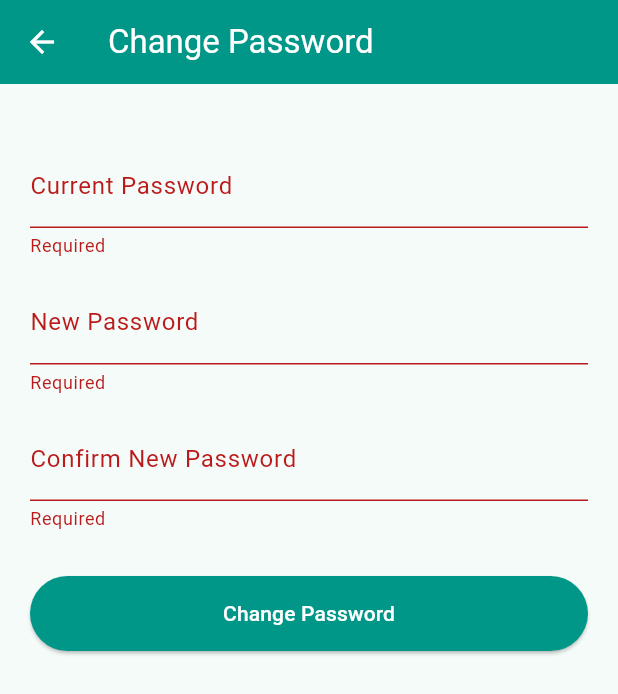
After one commit to Zyp655/FoodSales_FE, a Flutter app: the SellerChangePasswordScreen screen opened by its route, after a tap on "Change Password", on a phone screen of 412 x 824 dp. The commit adds this screen. Shown: the top 694 px of the screen. Run offline on Flutter 3.47's test engine with Material 3 defaults, Android fonts, the phone set to English and light mode, and no system bars; our stand-ins replace flutter_riverpod, google_fonts, image_picker.

Commit message:
feat: Implement delivery and enhance admin/seller functionality
Refactor repository response handling for better error reporting and to support paginated data structures.

- Add `adminGetAllOrders` to fetch all system orders for administrators.
- Implement `getAvailableOrders` and `acceptOrder` for delivery personnel.
- Introduce a new screen for sellers to change their password.
- Update order status constants and seller order detail logic.
- Enhance admin and delivery providers with new state management for orders and drivers.

```diff
--- a/lib/app_router.dart
+++ b/lib/app_router.dart
@@ -4,6 +4,7 @@ import 'package:flutter/material.dart';
 import 'features/auth/screens/splash_screen.dart'; // <<< Import SplashScreen
 import 'features/auth/screens/login_screen.dart';
 import 'features/auth/screens/signup_screen.dart';
+import 'features/delivery/screens/available_orders_screen.dart';
 import 'features/seller/screens/seller_analytics_screen.dart';
 import 'features/seller/screens/seller_change_password_screen.dart';
 import 'features/seller/screens/seller_profile_screen.dart';
@@ -112,7 +113,8 @@ class AppRouter {
           return MaterialPageRoute(builder: (_) => DeliveryOrderDetailScreen(order: order));
         }
         return _errorRoute('Missing order argument for DeliveryOrderDetailScreen');
-
+      case AvailableOrdersScreen.routeName:
+        return MaterialPageRoute(builder: (_) => const AvailableOrdersScreen());
       default:
         return _errorRoute('Route not found: ${settings.name}');
     }
--- /dev/null
+++ b/lib/features/seller/screens/seller_change_password_screen.dart
@@ -0,0 +1,111 @@
+import 'package:flutter/material.dart';
+import 'package:flutter_riverpod/flutter_riverpod.dart';
+import 'package:cnpm_ptpm/providers/auth_provider.dart';
+
+class SellerChangePasswordScreen extends ConsumerStatefulWidget {
+  static const routeName = '/seller-change-password';
+  const SellerChangePasswordScreen({super.key});
+
+  @override
+  ConsumerState<SellerChangePasswordScreen> createState() =>
+      _SellerChangePasswordScreenState();
+}
+
+class _SellerChangePasswordScreenState extends ConsumerState<SellerChangePasswordScreen> {
+  final _currentPasswordController = TextEditingController();
+  final _newPasswordController = TextEditingController();
+  final _confirmPasswordController = TextEditingController();
+  final _passwordFormKey = GlobalKey<FormState>();
+  bool _isSavingPassword = false;
+
+  @override
+  void dispose() {
+    _currentPasswordController.dispose();
+    _newPasswordController.dispose();
+    _confirmPasswordController.dispose();
+    super.dispose();
+  }
+
+  Future<void> _changePassword() async {
+    if (!_passwordFormKey.currentState!.validate()) return;
+    setState(() => _isSavingPassword = true);
+
+    final currentPassword = _currentPasswordController.text;
+    final newPassword = _newPasswordController.text;
+    final confirmPassword = _confirmPasswordController.text;
+
+    final bool success = await ref
+        .read(authProvider.notifier)
+        .changePassword(currentPassword, newPassword, confirmPassword);
+
+    if (mounted) {
+      ScaffoldMessenger.of(context).showSnackBar(SnackBar(
+        content: Text(success ? 'Password changed successfully!' : ref.read(authProvider).error ?? 'Failed to change password.'),
+        backgroundColor: success ? Colors.green : Colors.red,
+      ));
+      if (success) {
+        _currentPasswordController.clear();
+        _newPasswordController.clear();
+        _confirmPasswordController.clear();
+        FocusScope.of(context).unfocus();
+      }
+      setState(() => _isSavingPassword = false);
+    }
+  }
+
+  @override
+  Widget build(BuildContext context) {
+    return Scaffold(
+      appBar: AppBar(title: const Text('Change Password')),
+      body: SingleChildScrollView(
+        padding: const EdgeInsets.all(20.0),
+        child: Form(
+          key: _passwordFormKey,
+          child: Column(
+            children: [
+              const SizedBox(height: 20),
+              TextFormField(
+                controller: _currentPasswordController,
+                decoration: const InputDecoration(labelText: 'Current Password'),
+                obscureText: true,
+                validator: (value) => value == null || value.isEmpty ? 'Required' : null,
+              ),
+              const SizedBox(height: 15),
+              TextFormField(
+                controller: _newPasswordController,
+                decoration: const InputDecoration(labelText: 'New Password'),
+                obscureText: true,
+                validator: (value) {
+                  if (value == null || value.isEmpty) return 'Required';
+                  if (value.length < 6) return 'Minimum 6 characters';
+                  return null;
+                },
+              ),
+              const SizedBox(height: 15),
+              TextFormField(
+                controller: _confirmPasswordController,
+                decoration: const InputDecoration(labelText: 'Confirm New Password'),
+                obscureText: true,
+                validator: (value) {
+                  if (value == null || value.isEmpty) return 'Required';
+                  if (value != _newPasswordController.text) return 'Passwords do not match';
+                  return null;
+                },
+              ),
+              const SizedBox(height: 30),
+              ElevatedButton(
+                onPressed: _isSavingPassword ? null : _changePassword,
+                style: ElevatedButton.styleFrom(
+                  minimumSize: const Size(double.infinity, 50),
+                ),
+                child: _isSavingPassword
+                    ? const CircularProgressIndicator(color: Colors.white)
+                    : const Text('Change Password'),
+              ),
+            ],
+          ),
+        ),
+      ),
+    );
+  }
+}
--- a/lib/models/order.dart
+++ b/lib/models/order.dart
@@ -4,6 +4,16 @@ import 'package:cnpm_ptpm/models/seller.dart';
 import 'package:cnpm_ptpm/models/user.dart';
 
 class Order {
+  static const String STATUS_PENDING = 'Pending';
+  static const String STATUS_PROCESSING = 'Processing';
+  static const String STATUS_READY_FOR_PICKUP = 'ReadyForPickup';
+  static const String STATUS_PICKING_UP = 'Picking Up';
+  static const String STATUS_IN_TRANSIT = 'In Transit';
+  static const String STATUS_DELIVERED = 'Delivered';
+  static const String STATUS_CANCELLED = 'Cancelled';
+  static const String API_STATUS_PROCESSING = 'processing';
+  static const String API_STATUS_READY_FOR_PICKUP = 'ready_for_pickup';
+
   int? id;
   int? userId;
   int? sellerId;
@@ -33,7 +43,6 @@ class Order {
   });
 
   factory Order.fromMap(Map<String, dynamic> map) {
-    // Logic chuyển đổi an toàn cho totalAmount
     double? safeTotalAmount;
     var totalAmountValue = map['total_amount'];
     if (totalAmountValue != null) {
@@ -59,13 +68,13 @@ class Order {
           : null,
       user: map['user'] != null ? User.fromMap(map['user']) : null,
       seller: map['seller'] != null ? Seller.fromMap(map['seller']) : null,
+      deliveryPerson: map['delivery_person'] != null ? User.fromMap(map['delivery_person']) : null, // Thêm deliveryPerson
     );
   }
 
   Map<String, dynamic> toMapForCreate() {
     return {
       'delivery_address': deliveryAddress,
-
     };
   }
 
```
Also changed, not shown: lib/features/seller/screens/seller_order_detail_screen.dart (+32 -23 lines), lib/providers/admin_provider.dart (+55 -8 lines), lib/providers/delivery_provider.dart (+49 -10 lines), lib/repositories/admin_repository.dart (+73 -15 lines), lib/repositories/delivery_repository.dart (+69 -8 lines), lib/repositories/seller_repository.dart (+3 -11 lines).
